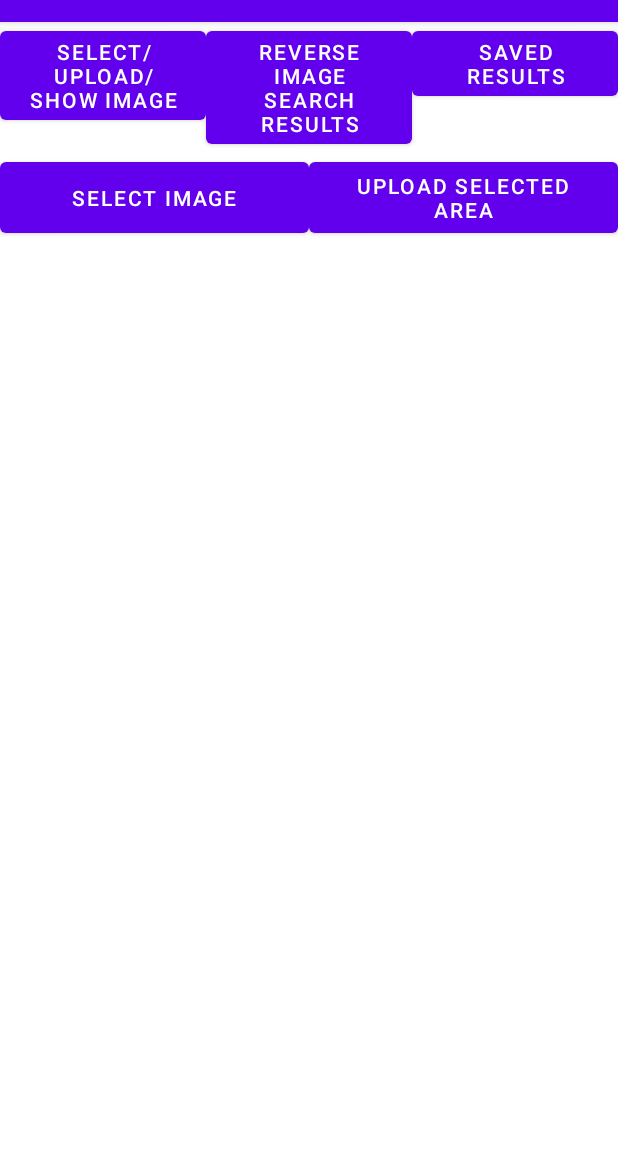
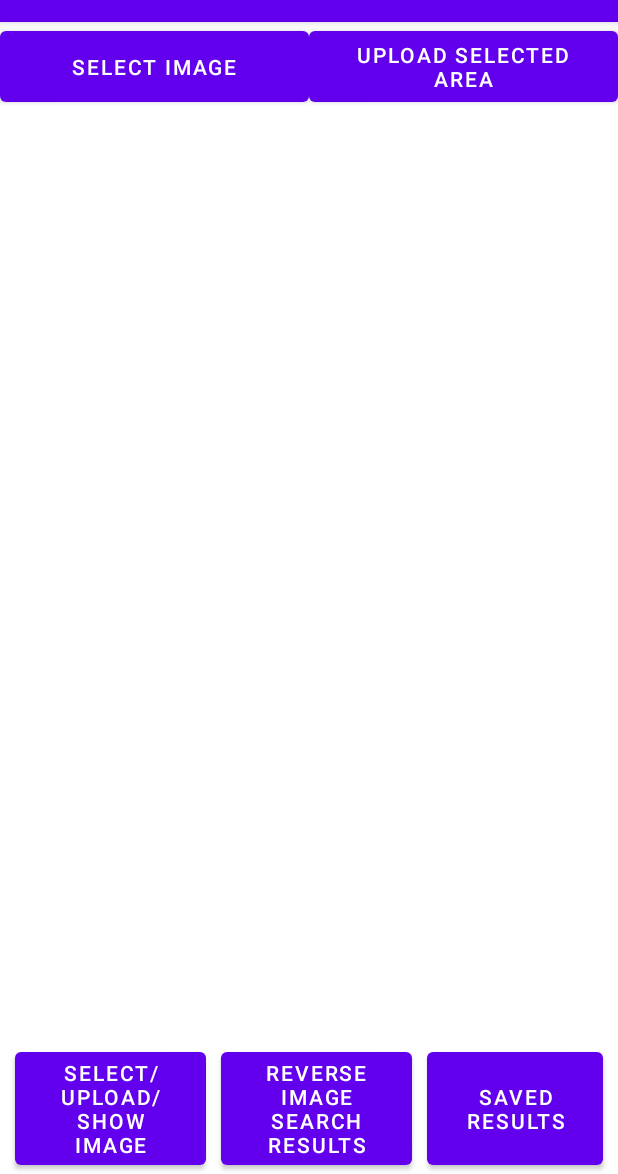
Before and after one commit to andersholt/AndroidExam, an Android app: the screen it shows after launch (MainActivity), after a tap on "SELECT/UPLOAD/SHOW IMAGE", on a phone screen of 412 x 824 dp, the part 62-1236 px from its top. Run offline under Robolectric (Android 15) with nearby library versions, the phone set to English and light mode, and no system bars; libraries missing offline, so code that uses them is left out: com.androidnetworking, com.androidnetworking.common, com.androidnetworking.error, com.androidnetworking.interfaces.

Commit message:
Layout fix

```diff
--- a/app/src/main/java/no/android/androidexam/Fragment1.kt
+++ b/app/src/main/java/no/android/androidexam/Fragment1.kt
@@ -24,7 +24,7 @@ class Fragment1 : Fragment() {
         Toast.makeText(activity, "Fragment 1 onCreateView", Toast.LENGTH_SHORT).show()
 
         // Inflate the layout for this fragment
-        var view = inflater.inflate(R.layout.fragment1, container, false)
+        val view = inflater.inflate(R.layout.fragment1, container, false)
 
 
         return view
--- a/app/src/main/java/no/android/androidexam/Fragment2.kt
+++ b/app/src/main/java/no/android/androidexam/Fragment2.kt
@@ -21,7 +21,7 @@ class Fragment2 : Fragment() {
         Toast.makeText(activity, "Fragment 2 onCreateView", Toast.LENGTH_SHORT).show()
 
         // Inflate the layout for this fragment
-        var view = inflater.inflate(R.layout.fragment2, container, false)
+        val view = inflater.inflate(R.layout.fragment2, container, false)
 
 
         return view
--- a/app/src/main/java/no/android/androidexam/Fragment3.kt
+++ b/app/src/main/java/no/android/androidexam/Fragment3.kt
@@ -24,7 +24,7 @@ class Fragment3 : Fragment() {
         Toast.makeText(activity, "Fragment 3 onCreateView", Toast.LENGTH_SHORT).show()
 
         // Inflate the layout for this fragment
-        var view = inflater.inflate(R.layout.fragment3, container, false)
+        val view = inflater.inflate(R.layout.fragment3, container, false)
 
 
         return view
--- a/app/src/main/java/no/android/androidexam/MainActivity.kt
+++ b/app/src/main/java/no/android/androidexam/MainActivity.kt
@@ -52,7 +52,7 @@ class MainActivity : AppCompatActivity() {
                     "Fragment1"
                 )
                 .commit()
-        } else if(Integer.parseInt(v.tag.toString()) == 1){
+        } else if(Integer.parseInt(v.tag.toString()) == 2){
             fragmentManager
                 .beginTransaction()
                 .replace(
--- a/app/src/main/res/layout/activity_main.xml
+++ b/app/src/main/res/layout/activity_main.xml
@@ -1,6 +1,7 @@
 <?xml version="1.0" encoding="utf-8"?>
-<LinearLayout xmlns:android="http://schemas.android.com/apk/res/android"
+<androidx.constraintlayout.widget.ConstraintLayout xmlns:android="http://schemas.android.com/apk/res/android"
     xmlns:tools="http://schemas.android.com/tools"
+    xmlns:app="http://schemas.android.com/apk/res-auto"
     android:layout_width="match_parent"
     android:layout_height="match_parent"
     android:orientation="vertical"
@@ -9,7 +10,10 @@
     <LinearLayout
         android:layout_width="match_parent"
         android:layout_height="wrap_content"
-        android:orientation="vertical">
+        android:orientation="vertical"
+        app:layout_constraintBottom_toBottomOf="parent"
+        app:layout_constraintEnd_toEndOf="parent"
+        app:layout_constraintStart_toStartOf="parent">
 
         <LinearLayout
             android:layout_width="match_parent"
@@ -18,26 +22,31 @@
 
             <Button
                 android:layout_width="match_parent"
-                android:layout_height="wrap_content"
+                android:layout_height="match_parent"
+                android:layout_marginLeft="10dp"
                 android:layout_weight="1"
+                android:onClick="switchFragment"
                 android:tag="1"
-                android:onClick="switchFragment"
                 android:text="Select/Upload/Show image" />
 
             <Button
                 android:layout_width="match_parent"
-                android:layout_height="wrap_content"
+                android:layout_height="match_parent"
+                android:layout_marginLeft="10dp"
                 android:layout_weight="1"
-                android:tag="2"
                 android:onClick="switchFragment"
 
+                android:tag="2"
                 android:text="Reverse image search results" />
+
             <Button
                 android:layout_width="match_parent"
-                android:layout_height="wrap_content"
+                android:layout_height="match_parent"
+                android:layout_marginLeft="10dp"
+                android:layout_marginRight="10dp"
                 android:layout_weight="1"
+                android:onClick="switchFragment"
                 android:tag="3"
-                android:onClick="switchFragment"
                 android:text="Saved results" />
         </LinearLayout>
 
@@ -47,5 +56,7 @@
         android:id="@+id/fragment_main"
         android:layout_width="match_parent"
         android:layout_height="match_parent">
+
+
     </FrameLayout>
-</LinearLayout>
+</androidx.constraintlayout.widget.ConstraintLayout>
```
